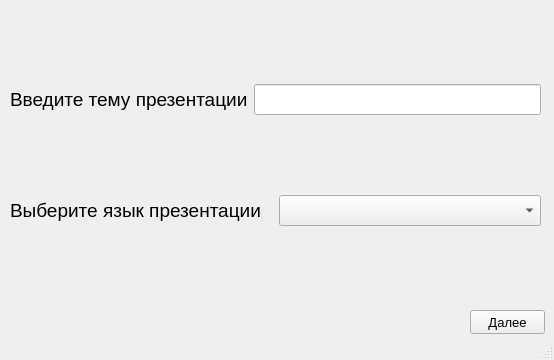
This is presentation_maker/pages/ui/start_page.ui in AlexeyIgnatev/Presentation_maker as Qt 5 draws it before an edit. The edited form follows.
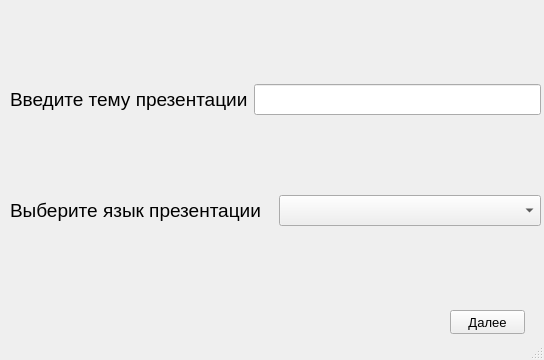
This is the edited form. Icons and pictures are not drawn.

Commit message: Change warning dialog

```diff
--- a/presentation_maker/pages/ui/start_page.ui
+++ b/presentation_maker/pages/ui/start_page.ui
@@ -9,10 +9,22 @@
    <rect>
     <x>0</x>
     <y>0</y>
-    <width>554</width>
+    <width>544</width>
     <height>360</height>
    </rect>
   </property>
+  <property name="minimumSize">
+   <size>
+    <width>544</width>
+    <height>360</height>
+   </size>
+  </property>
+  <property name="maximumSize">
+   <size>
+    <width>544</width>
+    <height>360</height>
+   </size>
+  </property>
   <property name="windowTitle">
    <string>Presentation Maker</string>
   </property>
@@ -111,7 +123,7 @@
    <widget class="QPushButton" name="NextButton">
     <property name="geometry">
      <rect>
-      <x>470</x>
+      <x>450</x>
       <y>310</y>
       <width>75</width>
       <height>24</height>
```
Left out of the diff: 4 changed lines with no effect on the pictures. The commit also changes 5 other files.
